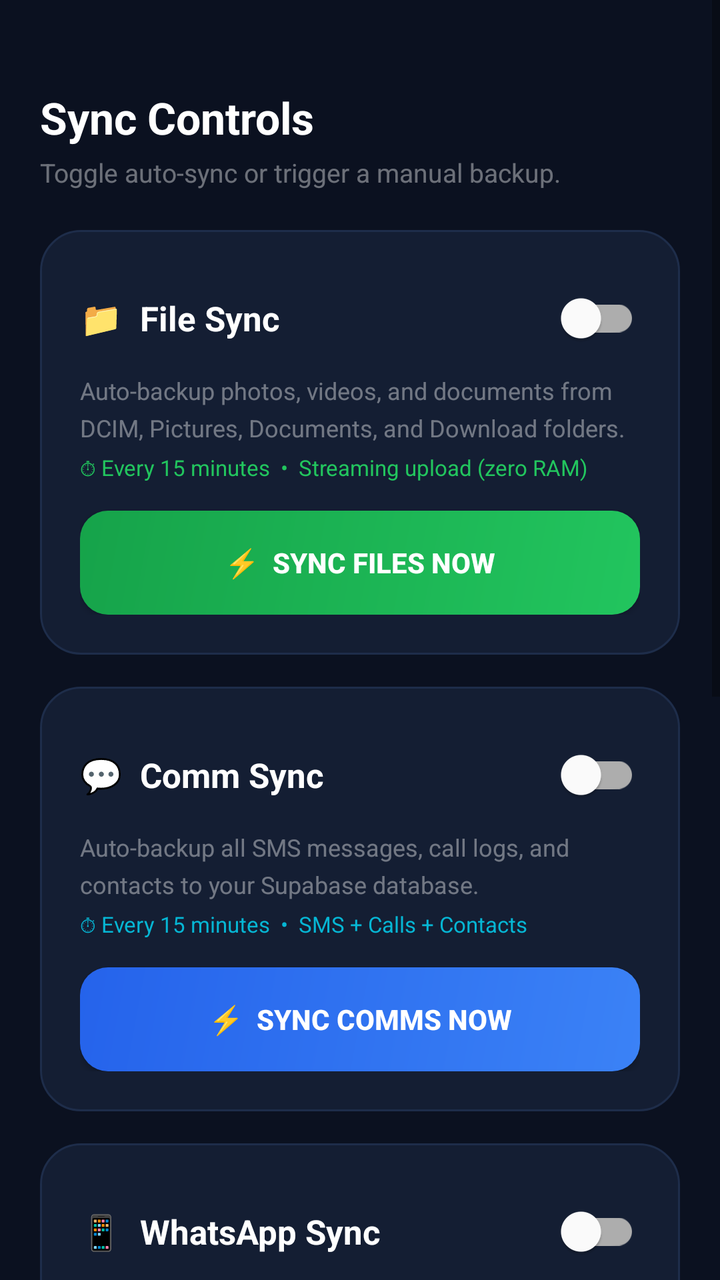
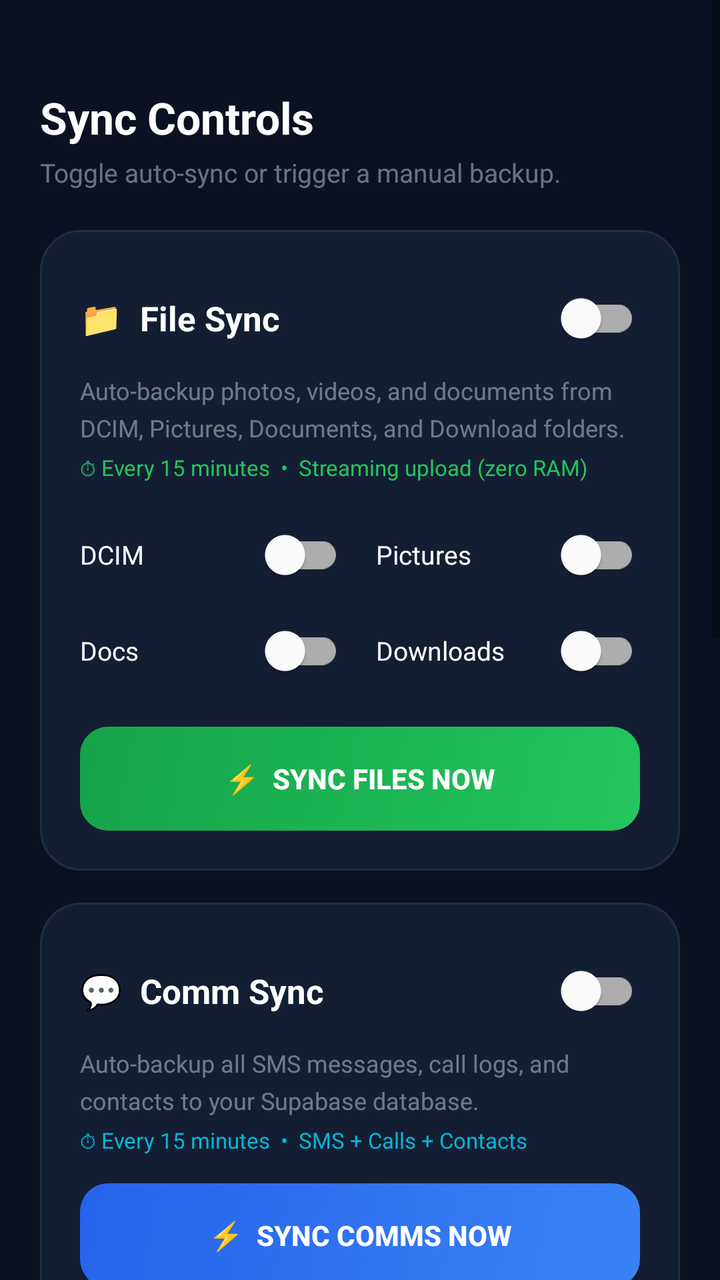

Two renders of the same Android screen: before a commit and after it. Below are the layout's source before the change and the commit's diff.
<!-- AndroidManifest.xml: application theme Theme.LunaSync -->
<!-- res/layout/fragment_sync.xml -->
<?xml version="1.0" encoding="utf-8"?>
<ScrollView xmlns:android="http://schemas.android.com/apk/res/android"
    android:layout_width="match_parent"
    android:layout_height="match_parent"
    android:background="@color/bg_dark"
    android:fillViewport="true">

    <LinearLayout
        android:layout_width="match_parent"
        android:layout_height="wrap_content"
        android:orientation="vertical"
        android:padding="20dp">

        <TextView
            android:layout_width="wrap_content"
            android:layout_height="wrap_content"
            android:text="Sync Controls"
            android:textSize="22sp"
            android:textColor="@color/text_primary"
            android:textStyle="bold"
            android:layout_marginBottom="4dp"
            android:layout_marginTop="24dp" />

        <TextView
            android:layout_width="wrap_content"
            android:layout_height="wrap_content"
            android:text="Toggle auto-sync or trigger a manual backup."
            android:textSize="13sp"
            android:textColor="@color/text_muted"
            android:layout_marginBottom="20dp" />

        
        <LinearLayout
            android:layout_width="match_parent"
            android:layout_height="wrap_content"
            android:orientation="vertical"
            android:background="@drawable/card_background"
            android:padding="20dp"
            android:layout_marginBottom="16dp">

            <LinearLayout
                android:layout_width="match_parent"
                android:layout_height="wrap_content"
                android:orientation="horizontal"
                android:gravity="center_vertical"
                android:layout_marginBottom="4dp">

                <TextView
                    android:layout_width="0dp"
                    android:layout_height="wrap_content"
                    android:layout_weight="1"
                    android:text="📁  File Sync"
                    android:textSize="17sp"
                    android:textColor="@color/text_primary"
                    android:textStyle="bold" />

                <com.google.android.material.switchmaterial.SwitchMaterial
                    android:id="@+id/switchFileSync"
                    android:layout_width="wrap_content"
                    android:layout_height="wrap_content" />
            </LinearLayout>

            <TextView
                android:layout_width="wrap_content"
                android:layout_height="wrap_content"
                android:text="Auto-backup photos, videos, and documents from DCIM, Pictures, Documents, and Download folders."
                android:textSize="12sp"
                android:textColor="@color/text_muted"
                android:lineSpacingMultiplier="1.3"
                android:layout_marginBottom="4dp" />

            <TextView
                android:id="@+id/tvFileSyncStatus"
                android:layout_width="wrap_content"
                android:layout_height="wrap_content"
                android:text="⏱ Every 15 minutes  •  Streaming upload (zero RAM)"
                android:textSize="11sp"
                android:textColor="@color/accent_green"
                android:layout_marginBottom="14dp" />

            <Button
                android:id="@+id/btnSyncFiles"
                android:layout_width="match_parent"
                android:layout_height="52dp"
                android:background="@drawable/btn_green"
                android:text="⚡  SYNC FILES NOW"
                android:textColor="@color/text_primary"
                android:textStyle="bold"
                android:textSize="14sp"
                android:textAllCaps="false" />
        </LinearLayout>

        
        <LinearLayout
            android:layout_width="match_parent"
            android:layout_height="wrap_content"
            android:orientation="vertical"
            android:background="@drawable/card_background"
            android:padding="20dp"
            android:layout_marginBottom="16dp">

            <LinearLayout
                android:layout_width="match_parent"
                android:layout_height="wrap_content"
                android:orientation="horizontal"
                android:gravity="center_vertical"
                android:layout_marginBottom="4dp">

                <TextView
                    android:layout_width="0dp"
                    android:layout_height="wrap_content"
                    android:layout_weight="1"
                    android:text="💬  Comm Sync"
                    android:textSize="17sp"
                    android:textColor="@color/text_primary"
                    android:textStyle="bold" />

                <com.google.android.material.switchmaterial.SwitchMaterial
                    android:id="@+id/switchCommSync"
                    android:layout_width="wrap_content"
                    android:layout_height="wrap_content" />
            </LinearLayout>

            <TextView
                android:layout_width="wrap_content"
                android:layout_height="wrap_content"
                android:text="Auto-backup all SMS messages, call logs, and contacts to your Supabase database."
                android:textSize="12sp"
                android:textColor="@color/text_muted"
                android:lineSpacingMultiplier="1.3"
                android:layout_marginBottom="4dp" />

            <TextView
                android:id="@+id/tvCommSyncStatus"
                android:layout_width="wrap_content"
                android:layout_height="wrap_content"
                android:text="⏱ Every 15 minutes  •  SMS + Calls + Contacts"
                android:textSize="11sp"
                android:textColor="@color/accent_cyan"
                android:layout_marginBottom="14dp" />

            <Button
                android:id="@+id/btnSyncComm"
                android:layout_width="match_parent"
                android:layout_height="52dp"
                android:background="@drawable/btn_blue"
                android:text="⚡  SYNC COMMS NOW"
                android:textColor="@color/text_primary"
                android:textStyle="bold"
                android:textSize="14sp"
                android:textAllCaps="false" />
        </LinearLayout>

        
        <LinearLayout
            android:layout_width="match_parent"
            android:layout_height="wrap_content"
            android:orientation="vertical"
            android:background="@drawable/card_background"
            android:padding="20dp"
            android:layout_marginBottom="16dp">

            <LinearLayout
                android:layout_width="match_parent"
                android:layout_height="wrap_content"
                android:orientation="horizontal"
                android:gravity="center_vertical"
                android:layout_marginBottom="4dp">

                <TextView
                    android:layout_width="0dp"
                    android:layout_height="wrap_content"
                    android:layout_weight="1"
                    android:text="📱  WhatsApp Sync"
                    android:textSize="17sp"
                    android:textColor="@color/text_primary"
                    android:textStyle="bold" />

                <com.google.android.material.switchmaterial.SwitchMaterial
                    android:id="@+id/switchWhatsappSync"
                    android:layout_width="wrap_content"
                    android:layout_height="wrap_content" />
            </LinearLayout>

            <TextView
                android:layout_width="wrap_content"
                android:layout_height="wrap_content"
                android:text="Auto-backup WhatsApp chat databases, images, videos, and voice notes."
                android:textSize="12sp"
                android:textColor="@color/text_muted"
                android:lineSpacingMultiplier="1.3"
                android:layout_marginBottom="4dp" />

            <TextView
                android:id="@+id/tvWhatsappSyncStatus"
                android:layout_width="wrap_content"
                android:layout_height="wrap_content"
                android:text="⏱ Tied to File Sync schedule  •  Zero RAM upload"
                android:textSize="11sp"
                android:textColor="@color/accent_green"
                android:layout_marginBottom="14dp" />
        </LinearLayout>

        
        <LinearLayout
            android:layout_width="match_parent"
            android:layout_height="wrap_content"
            android:orientation="vertical"
            android:background="@drawable/card_background"
            android:padding="20dp"
            android:layout_marginBottom="24dp">

            <LinearLayout
                android:layout_width="match_parent"
                android:layout_height="wrap_content"
                android:orientation="horizontal"
                android:gravity="center_vertical"
                android:layout_marginBottom="12dp">

                <TextView
                    android:layout_width="0dp"
                    android:layout_height="wrap_content"
                    android:layout_weight="1"
                    android:text="📋  Live Logs"
                    android:textSize="15sp"
                    android:textColor="@color/text_primary"
                    android:textStyle="bold" />

                <Button
                    android:id="@+id/btnClearLogs"
                    android:layout_width="wrap_content"
                    android:layout_height="32dp"
                    android:background="@drawable/input_background"
                    android:text="Clear"
                    android:textColor="@color/text_secondary"
                    android:textSize="11sp"
                    android:paddingStart="14dp"
                    android:paddingEnd="14dp"
                    android:minWidth="0dp"
                    android:textAllCaps="false" />

                <Button
                    android:id="@+id/btnCopyLogs"
                    android:layout_width="wrap_content"
                    android:layout_height="32dp"
                    android:background="@drawable/input_background"
                    android:text="Copy"
                    android:textColor="@color/text_secondary"
                    android:textSize="11sp"
                    android:paddingStart="14dp"
                    android:paddingEnd="14dp"
                    android:minWidth="0dp"
                    android:layout_marginStart="8dp"
                    android:textAllCaps="false" />
            </LinearLayout>

            <ScrollView
                android:id="@+id/logScrollView"
                android:layout_width="match_parent"
                android:layout_height="300dp"
                android:background="@drawable/log_background"
                android:padding="12dp">

                <TextView
                    android:id="@+id/tvLogs"
                    android:layout_width="match_parent"
                    android:layout_height="wrap_content"
                    android:text="Waiting for sync activity..."
                    android:textSize="11sp"
                    android:textColor="@color/accent_green"
                    android:fontFamily="monospace"
                    android:lineSpacingMultiplier="1.4" />
            </ScrollView>
        </LinearLayout>

    </LinearLayout>
</ScrollView>
<!-- resources referenced by this layout -->
<resources>
  <color name="accent_cyan">#FF06B6D4</color>
  <color name="accent_green">#FF22C55E</color>
  <color name="bg_dark">#FF0B1120</color>
  <color name="text_muted">#66FFFFFF</color>
  <color name="text_primary">#FFFFFFFF</color>
  <color name="text_secondary">#99FFFFFF</color>
  <!-- drawable btn_blue (drawable) -->
  <?xml version="1.0" encoding="utf-8"?>
  <shape xmlns:android="http://schemas.android.com/apk/res/android"
      android:shape="rectangle">
      <gradient
          android:startColor="@color/accent_blue"
          android:endColor="@color/accent_blue_dark"
          android:angle="135" />
      <corners android:radius="14dp" />
  </shape>
  <!-- drawable btn_green (drawable) -->
  <?xml version="1.0" encoding="utf-8"?>
  <shape xmlns:android="http://schemas.android.com/apk/res/android"
      android:shape="rectangle">
      <gradient
          android:startColor="@color/accent_green"
          android:endColor="@color/accent_green_dark"
          android:angle="135" />
      <corners android:radius="14dp" />
  </shape>
  <!-- drawable card_background (drawable) -->
  <?xml version="1.0" encoding="utf-8"?>
  <shape xmlns:android="http://schemas.android.com/apk/res/android"
      android:shape="rectangle">
      <solid android:color="@color/bg_card" />
      <corners android:radius="20dp" />
      <stroke android:width="1dp" android:color="@color/bg_card_border" />
  </shape>
  <!-- drawable input_background (drawable) -->
  <?xml version="1.0" encoding="utf-8"?>
  <shape xmlns:android="http://schemas.android.com/apk/res/android"
      android:shape="rectangle">
      <solid android:color="@color/bg_input" />
      <corners android:radius="12dp" />
      <stroke android:width="1dp" android:color="@color/bg_card_border" />
  </shape>
  <!-- drawable log_background (drawable) -->
  <?xml version="1.0" encoding="utf-8"?>
  <shape xmlns:android="http://schemas.android.com/apk/res/android"
      android:shape="rectangle">
      <solid android:color="#FF080E1A" />
      <corners android:radius="12dp" />
      <stroke android:width="1dp" android:color="#1AFFFFFF" />
  </shape>
  <style name="Theme.LunaSync" parent="Theme.MaterialComponents.DayNight.NoActionBar">
          <item name="colorPrimary">@color/accent_green</item>
          <item name="colorPrimaryDark">@color/status_bar</item>
          <item name="colorAccent">@color/accent_green</item>
          <item name="android:windowBackground">@color/bg_dark</item>
          <item name="android:statusBarColor">@color/status_bar</item>
          <item name="android:navigationBarColor">@color/bg_dark</item>
          <item name="android:windowLightStatusBar">false</item>
      </style>
  <color name="accent_blue">#FF3B82F6</color>
  <color name="accent_blue_dark">#FF2563EB</color>
  <color name="accent_green_dark">#FF16A34A</color>
  <color name="bg_card">#FF141E33</color>
  <color name="bg_card_border">#FF1E2D4A</color>
  <color name="bg_input">#FF0D1829</color>
  <color name="status_bar">#FF070D1A</color>
</resources>

<!-- the commit's change to res/layout/fragment_sync.xml (unified diff, before → after) -->
@@ -76,7 +76,62 @@
                 android:text="⏱ Every 15 minutes  •  Streaming upload (zero RAM)"
                 android:textSize="11sp"
                 android:textColor="@color/accent_green"
-                android:layout_marginBottom="14dp" />
+                android:layout_marginBottom="12dp" />
+
+            <LinearLayout
+                android:layout_width="match_parent"
+                android:layout_height="wrap_content"
+                android:orientation="vertical"
+                android:layout_marginBottom="14dp">
+
+                <LinearLayout
+                    android:layout_width="match_parent"
+                    android:layout_height="wrap_content"
+                    android:orientation="horizontal">
+                    <com.google.android.material.switchmaterial.SwitchMaterial
+                        android:id="@+id/cbSyncDcim"
+                        android:layout_width="0dp"
+                        android:layout_height="wrap_content"
+                        android:layout_weight="1"
+                        android:text="DCIM"
+                        android:textSize="13sp"
+                        android:layout_marginEnd="16dp"
+                        android:textColor="@color/text_primary" />
+
+                    <com.google.android.material.switchmaterial.SwitchMaterial
+                        android:id="@+id/cbSyncPictures"
+                        android:layout_width="0dp"
+                        android:layout_height="wrap_content"
+                        android:layout_weight="1"
+                        android:text="Pictures"
+                        android:textSize="13sp"
+                        android:textColor="@color/text_primary" />
+                </LinearLayout>
+                
+                <LinearLayout
+                    android:layout_width="match_parent"
+                    android:layout_height="wrap_content"
+                    android:orientation="horizontal">
+                    <com.google.android.material.switchmaterial.SwitchMaterial
+                        android:id="@+id/cbSyncDocuments"
+                        android:layout_width="0dp"
+                        android:layout_height="wrap_content"
+                        android:layout_weight="1"
+                        android:text="Docs"
+                        android:textSize="13sp"
+                        android:layout_marginEnd="16dp"
+                        android:textColor="@color/text_primary" />
+                        
+                    <com.google.android.material.switchmaterial.SwitchMaterial
+                        android:id="@+id/cbSyncDownload"
+                        android:layout_width="0dp"
+                        android:layout_height="wrap_content"
+                        android:layout_weight="1"
+                        android:text="Downloads"
+                        android:textSize="13sp"
+                        android:textColor="@color/text_primary" />
+                </LinearLayout>
+            </LinearLayout>
 
             <Button
                 android:id="@+id/btnSyncFiles"
